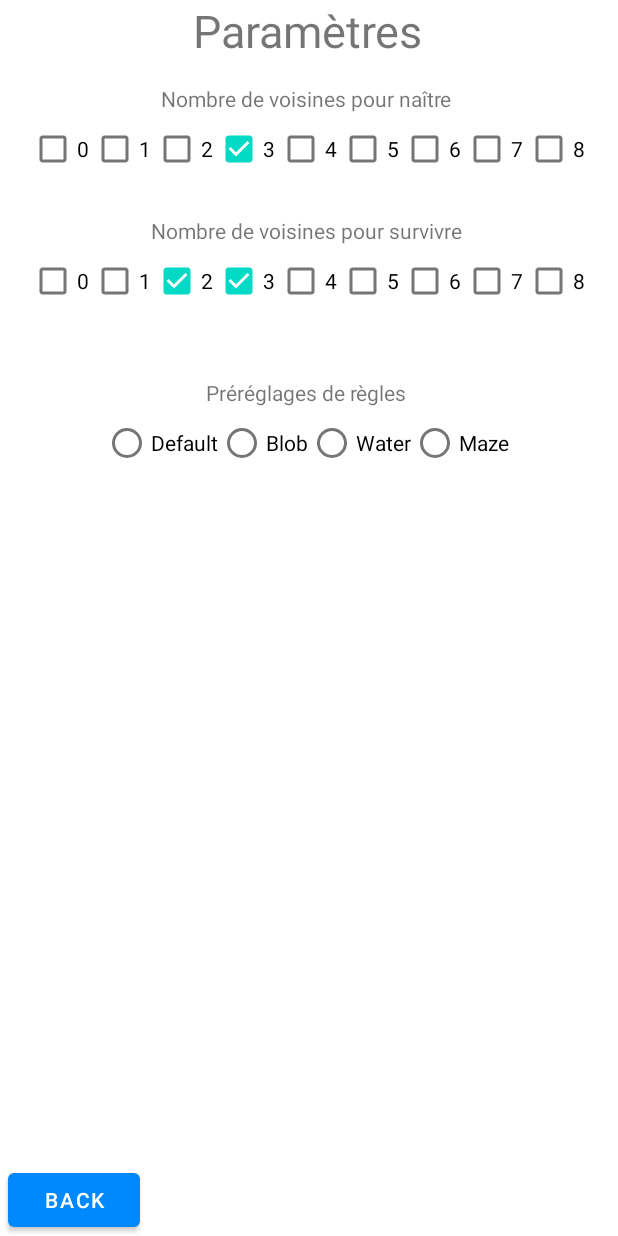
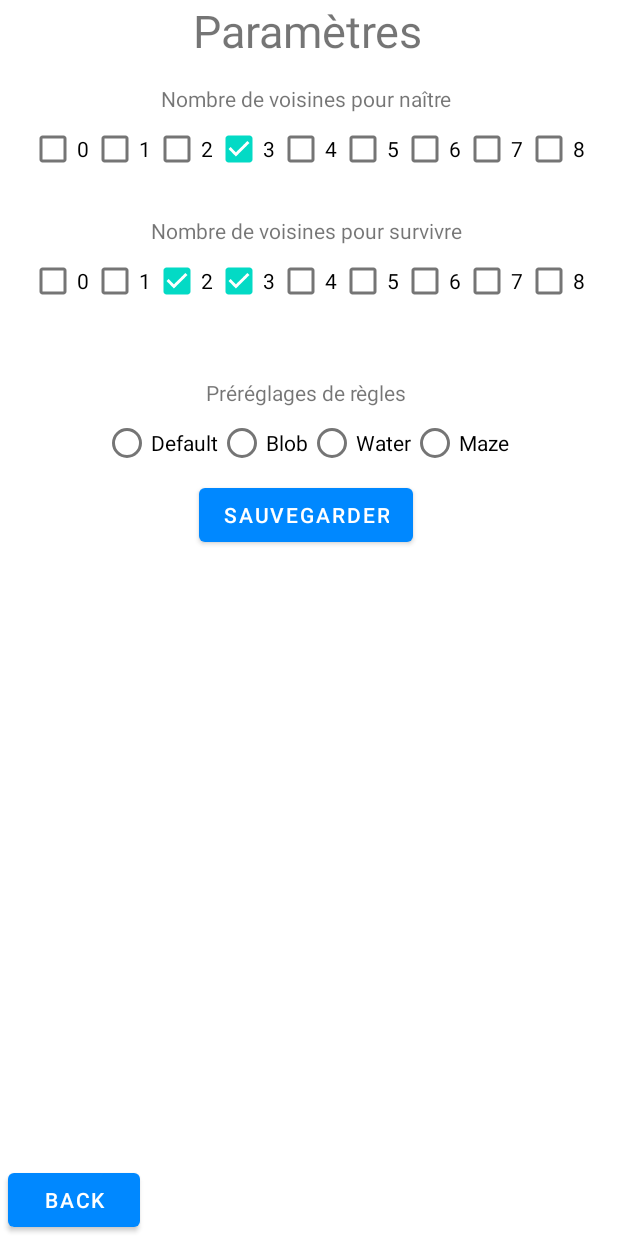
Before and after one commit to TEDDAC/Game-Of-Life-Android, an Android app: the PageSetting screen opened directly, with no data from a screen before it, on a phone screen of 412 x 824 dp. Run offline under Robolectric (Android 15) with nearby library versions, the phone set to English and light mode, and no system bars.

Commit message:
+ popup pour sauvegarde + sauvegarde

```diff
--- a/Code/app/src/main/java/fr/iut63/projetandroidribemontmaulus/view/PageSetting.java
+++ b/Code/app/src/main/java/fr/iut63/projetandroidribemontmaulus/view/PageSetting.java
@@ -3,6 +3,7 @@ package fr.iut63.projetandroidribemontmaulus.view;
 import android.os.Bundle;
 import android.util.Log;
 import android.view.View;
+import android.widget.Button;
 import android.widget.CheckBox;
 import android.widget.LinearLayout;
 import android.widget.RadioGroup;
@@ -41,6 +42,12 @@ public class PageSetting extends AppCompatActivity implements Notifiable {
         });
 
         Dieu.getDieu().addOnRuleChangeListener(this);
+
+        Button saverButton = (Button)findViewById(R.id.SaverButton);
+        saverButton.setOnClickListener(view -> {
+            SaverDialogFragment saverDialog = new SaverDialogFragment();
+            saverDialog.show(getSupportFragmentManager(),"SaverDialogFragment");
+        });
     }
 
     private void instantiateFragment(@Nullable Bundle savedInstanceState) {
--- a/Code/app/src/main/res/layout/fragment_rules.xml
+++ b/Code/app/src/main/res/layout/fragment_rules.xml
@@ -29,62 +29,62 @@
             android:layout_width="wrap_content"
             android:layout_height="wrap_content"
             android:layout_weight="1"
-            android:text="@string/zero" />
+            android:text="0" />
 
         <CheckBox
             android:id="@+id/checkBox_1_Voisin_Naitre"
             android:layout_width="wrap_content"
             android:layout_height="wrap_content"
             android:layout_weight="1"
-            android:text="@string/one" />
+            android:text="1" />
 
         <CheckBox
             android:id="@+id/checkBox_2_Voisin_Naitre"
             android:layout_width="wrap_content"
             android:layout_height="wrap_content"
             android:layout_weight="1"
-            android:text="@string/two" />
+            android:text="2" />
 
         <CheckBox
             android:id="@+id/checkBox_3_Voisin_Naitre"
             android:layout_width="wrap_content"
             android:layout_height="wrap_content"
             android:layout_weight="1"
-            android:text="@string/tree" />
+            android:text="3" />
 
         <CheckBox
             android:id="@+id/checkBox_4_Voisin_Naitre"
             android:layout_width="wrap_content"
             android:layout_height="wrap_content"
             android:layout_weight="1"
-            android:text="@string/four" />
+            android:text="4" />
 
         <CheckBox
             android:id="@+id/checkBox_5_Voisin_Naitre"
             android:layout_width="wrap_content"
             android:layout_height="wrap_content"
             android:layout_weight="1"
-            android:text="@string/five" />
+            android:text="5" />
 
         <CheckBox
             android:id="@+id/checkBox_6_Voisin_Naitre"
             android:layout_width="wrap_content"
             android:layout_height="wrap_content"
             android:layout_weight="1"
-            android:text="@string/six" />
+            android:text="6" />
 
         <CheckBox
             android:id="@+id/checkBox_7_Voisin_Naitre"
             android:layout_width="wrap_content"
             android:layout_height="wrap_content"
             android:layout_weight="1"
-            android:text="@string/seven" />
+            android:text="7" />
 
         <CheckBox
             android:id="@+id/checkBox_8_Voisin_Naitre"
             android:layout_width="wrap_content"
             android:layout_height="wrap_content"
             android:layout_weight="1"
-            android:text="@string/eight" />
+            android:text="8" />
     </LinearLayout>
 </androidx.constraintlayout.widget.ConstraintLayout>
--- a/Code/app/src/main/res/layout/pagesetting.xml
+++ b/Code/app/src/main/res/layout/pagesetting.xml
@@ -104,6 +104,15 @@
 
                 </RadioGroup>
 
+                <Button
+                    android:id="@+id/SaverButton"
+                    android:layout_width="wrap_content"
+                    android:layout_height="wrap_content"
+                    android:text="@string/Save"
+                    app:layout_constraintEnd_toEndOf="parent"
+                    app:layout_constraintStart_toStartOf="parent"
+                    app:layout_constraintTop_toBottomOf="@+id/rulesPresets" />
+
             </androidx.constraintlayout.widget.ConstraintLayout>
 
         </LinearLayout>
--- /dev/null
+++ b/Code/app/src/main/res/values/ids.xml
@@ -0,0 +1,4 @@
+<?xml version="1.0" encoding="utf-8"?>
+<resources>
+    <item name="text_field" type="id"></item>
+</resources>
--- a/Code/app/src/main/res/values/strings.xml
+++ b/Code/app/src/main/res/values/strings.xml
@@ -23,15 +23,9 @@
     <string name="Water">Water</string>
     <string name="Maze">Maze</string>
 
-    <!-- Number -->
-    <string name="zero">0</string>
-    <string name="one">1</string>
-    <string name="two">2</string>
-    <string name="tree">3</string>
-    <string name="four">4</string>
-    <string name="five">5</string>
-    <string name="six">6</string>
-    <string name="seven">7</string>
-    <string name="eight">8</string>
+    <string name="Load">Charger</string>
+    <string name="Save">Sauvegarder</string>
+    <string name="Cancel">Annuler</string>
+    <string name="Filename">Nom du fichier</string>
 
 </resources>
```
Also changed, not shown: Code/app/src/main/java/fr/iut63/projetandroidribemontmaulus/view/SaverDialogFragment.java (added, +44 -0 lines), Code/app/src/main/java/modele/ISaver.java (+1 -21 lines), Code/app/src/main/java/modele/Saver.java (added, +26 -0 lines).
